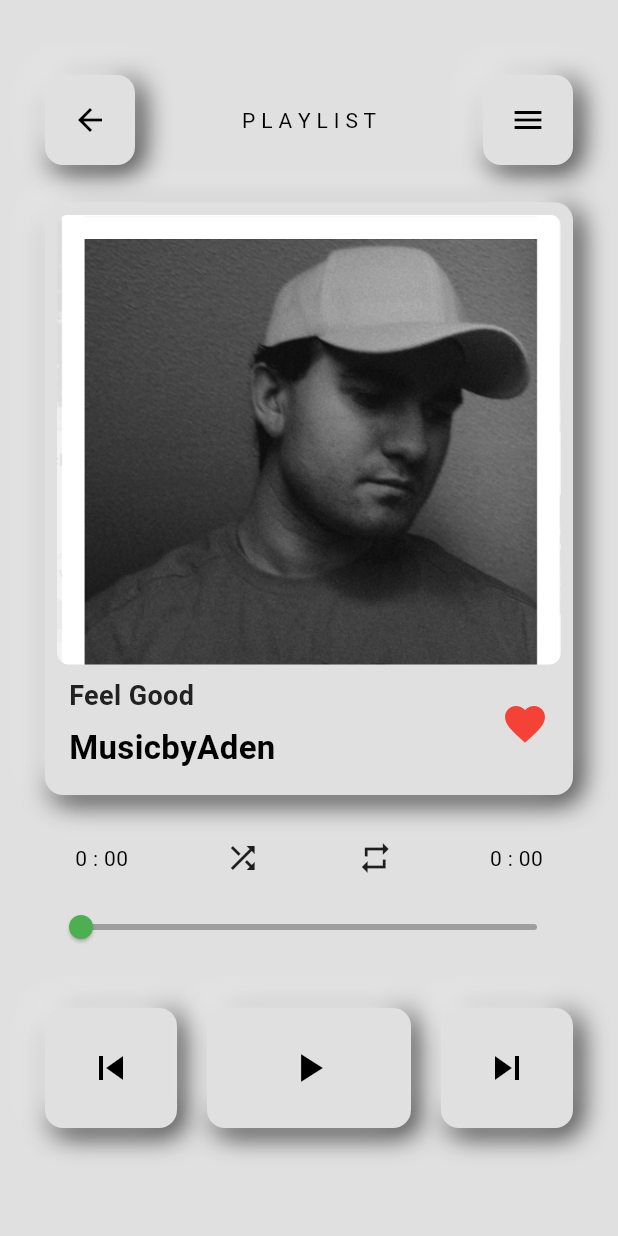
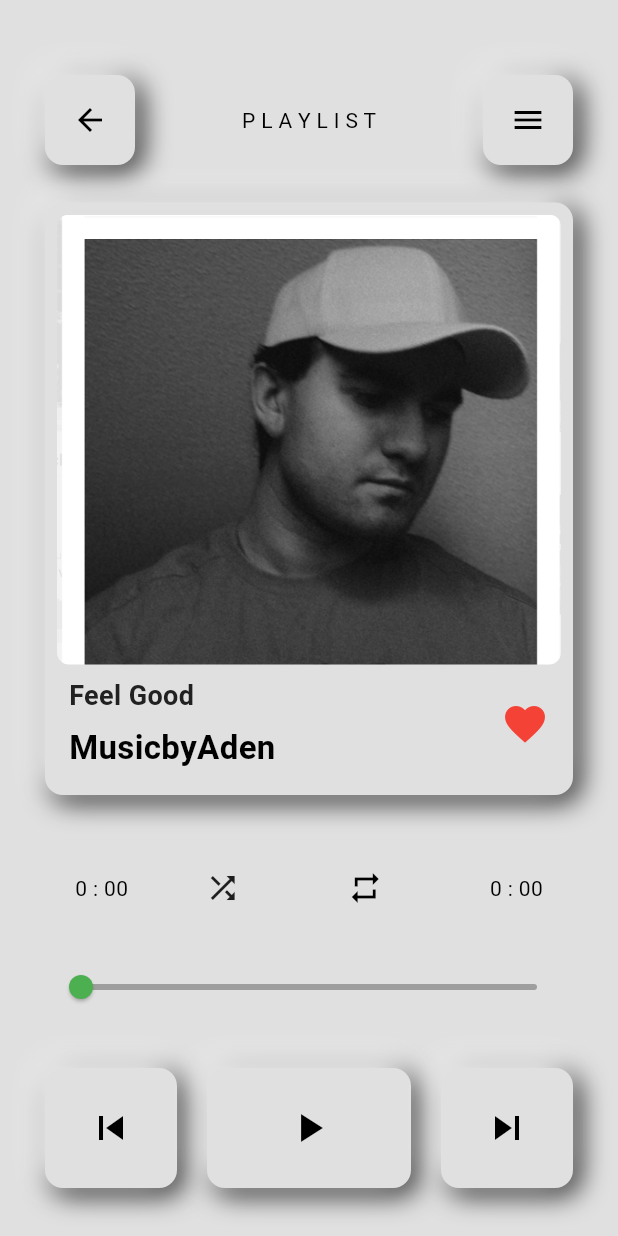
Before and after one commit to anishh2003/music_player_bloc, a Flutter app: the SongPage screen opened directly, on a phone screen of 412 x 824 dp. Run offline on Flutter 3.47's test engine with Material 3 defaults, Android fonts, the phone set to English and light mode, and no system bars; our stand-ins replace audioplayers, flutter_bloc.

Commit message:
Replay song in loop logic implemented

```diff
--- a/lib/bloc/song_playlist_state.dart
+++ b/lib/bloc/song_playlist_state.dart
@@ -44,6 +44,10 @@ final class SongSeek extends SongPlaylistState {
   SongSeek() : super(songList);
 }
 
+final class SongReplay extends SongPlaylistState {
+  SongReplay() : super(songList);
+}
+
 final class SongDurationUpdated extends SongPlaylistState {
   final Duration newDuration;
   SongDurationUpdated(this.newDuration) : super(songList);
--- a/lib/song_page.dart
+++ b/lib/song_page.dart
@@ -157,7 +157,26 @@ class _SongPageState extends State<SongPage> {
                                       ),
                                     ),
                               const Icon(Icons.shuffle),
-                              const Icon(Icons.repeat),
+                              IconButton(
+                                onPressed: () {
+                                  context
+                                      .read<SongPlaylistBloc>()
+                                      .add(ReplayTrack());
+                                },
+                                icon: IconButton(
+                                  icon: Icon(Icons.repeat,
+                                      color: context
+                                              .read<SongPlaylistBloc>()
+                                              .toggleReplay
+                                          ? Colors.green
+                                          : Theme.of(context)
+                                              .colorScheme
+                                              .onBackground),
+                                  onPressed: () => context
+                                      .read<SongPlaylistBloc>()
+                                      .setToggleReplay(),
+                                ),
+                              ),
                               state is SongDurationUpdated
                                   ? Text(formatTime(state.newDuration))
                                   : Text(formatTime(
```
Also changed, not shown: lib/bloc/song_playlist_bloc.dart (+23 -2 lines), lib/bloc/song_playlist_event.dart (+2 -10 lines).
